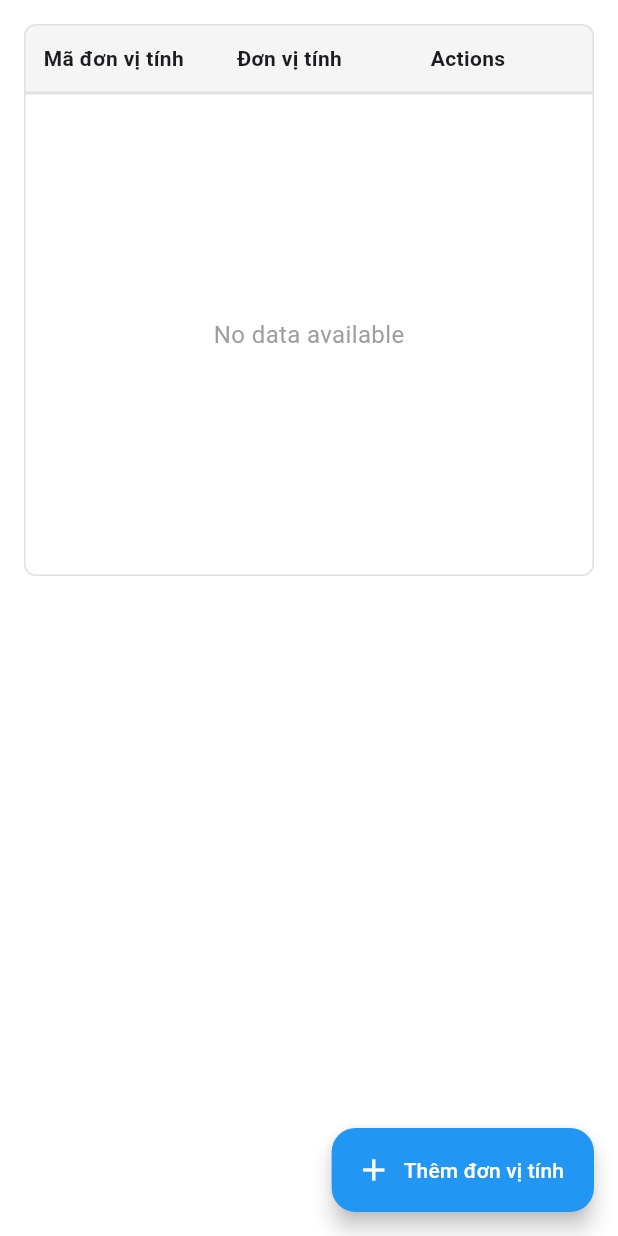
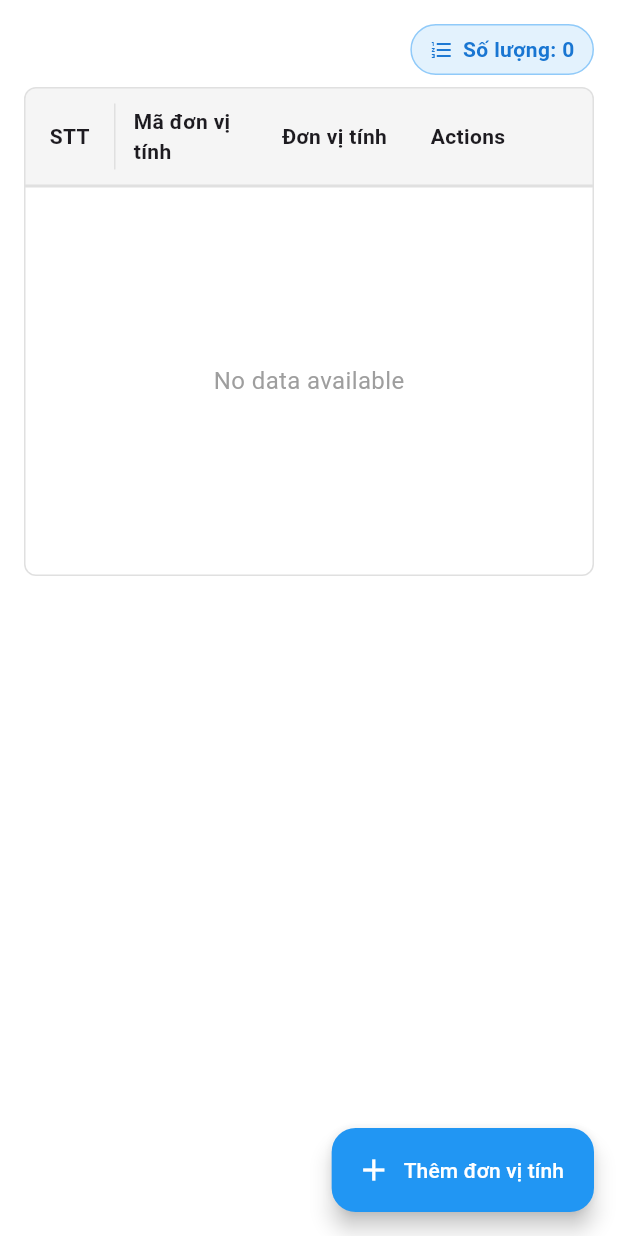
Before and after one commit to GemStore-UIT/gemstore-frontend, a Flutter app: the DonViTinhScreen screen opened directly with empty values, on a phone screen of 412 x 824 dp. Run offline on Flutter 3.47's test engine with Material 3 defaults, Android fonts, the phone set to English and light mode, and no system bars; our stand-ins replace dio, flutter_bloc, go_router; network calls fail.

Commit message:
feat: finish LoaiDichVu Screen with CRUD

```diff
--- /dev/null
+++ b/lib/features/home/loai_dich_vu/bloc/loai_dich_vu_event.dart
@@ -0,0 +1,31 @@
+import 'package:gemstore_frontend/models/loai_dich_vu.dart';
+
+class LoaiDichVuEvent {}
+
+class LoaiDichVuEventStart extends LoaiDichVuEvent {}
+
+class LoaiDichVuEventGetAll extends LoaiDichVuEvent {}
+
+class LoaiDichVuEventCreate extends LoaiDichVuEvent {
+  final String tenLDV;
+  final int donGia;
+  final double traTruoc;
+
+  LoaiDichVuEventCreate({
+    required this.tenLDV,
+    required this.donGia,
+    required this.traTruoc,
+  });
+}
+
+class LoaiDichVuEventUpdate extends LoaiDichVuEvent {
+  final LoaiDichVu loaiDichVu;
+
+  LoaiDichVuEventUpdate({required this.loaiDichVu});
+}
+
+class LoaiDichVuEventDelete extends LoaiDichVuEvent {
+  final String maLDV;
+
+  LoaiDichVuEventDelete({required this.maLDV});
+}
--- /dev/null
+++ b/lib/features/home/loai_dich_vu/bloc/loai_dich_vu_state.dart
@@ -0,0 +1,19 @@
+import 'package:gemstore_frontend/models/loai_dich_vu.dart';
+
+sealed class LoaiDichVuState {}
+
+class LoaiDichVuStateInitial extends LoaiDichVuState {}
+
+class LoaiDichVuStateLoading extends LoaiDichVuState {}
+
+class LoaiDichVuStateUpdated extends LoaiDichVuState {
+  final List<LoaiDichVu> data;
+
+  LoaiDichVuStateUpdated(this.data);
+}
+
+class LoaiDichVuStateFailure extends LoaiDichVuState {
+  final String error;
+
+  LoaiDichVuStateFailure(this.error);
+}
--- /dev/null
+++ b/lib/models/loai_dich_vu.dart
@@ -0,0 +1,50 @@
+import 'package:gemstore_frontend/screens/reusable_widgets/reusable_table_widget.dart';
+
+class LoaiDichVu {
+  final String maLDV;
+  final String tenLDV;
+  final int donGia;
+  final double traTruoc;
+
+  LoaiDichVu({
+    required this.maLDV,
+    required this.tenLDV,
+    required this.donGia,
+    required this.traTruoc,
+  });
+
+  factory LoaiDichVu.fromJson(Map<String, dynamic> json) {
+    return LoaiDichVu(
+      maLDV: json['maLDV'],
+      tenLDV: json['tenLDV'],
+      donGia: json['donGia'],
+      traTruoc: json['traTruoc'],
+    );
+  }
+
+  Map<String, dynamic> toJson() {
+    return {
+      'maLDV': maLDV,
+      'tenLDV': tenLDV,
+      'donGia': donGia,
+      'traTruoc': traTruoc,
+    };
+  }
+
+  static List<LoaiDichVu> fromJsonList(List<dynamic> jsonList) {
+    return jsonList.map((json) => LoaiDichVu.fromJson(json as Map<String, dynamic>)).toList();
+  }
+
+  static List<TableRowData> convertToTableRowData(List<LoaiDichVu> data) {
+    return data.map((ldv) {
+      return TableRowData(
+        id: ldv.maLDV,
+        data: {
+          'name': ldv.tenLDV,
+          'price': ldv.donGia,
+          'prepaid': ldv.traTruoc,
+        },
+      );
+    }).toList();
+  }
+}
--- a/lib/screens/home/view_list/quanlythongtin/nha_cung_cap_screen.dart
+++ b/lib/screens/home/view_list/quanlythongtin/nha_cung_cap_screen.dart
@@ -4,6 +4,7 @@ import 'package:gemstore_frontend/features/home/nha_cung_cap/bloc/nha_cung_cap_b
 import 'package:gemstore_frontend/features/home/nha_cung_cap/bloc/nha_cung_cap_event.dart';
 import 'package:gemstore_frontend/features/home/nha_cung_cap/bloc/nha_cung_cap_state.dart';
 import 'package:gemstore_frontend/models/nha_cung_cap.dart';
+import 'package:gemstore_frontend/screens/reusable_widgets/format_column_data.dart';
 import 'package:gemstore_frontend/screens/reusable_widgets/qltt_create_dialog.dart';
 import 'package:gemstore_frontend/screens/reusable_widgets/reusable_table_widget.dart';
 
@@ -20,8 +21,9 @@ class _NhaCungCapScreenState extends State<NhaCungCapScreen> {
     TableColumn(
       key: 'id',
       header: 'Mã nhà cung cấp',
-      width: 2,
+      width: 1,
       editable: false,
+      customWidget: (value) => FormatColumnData.formatId(value),
     ),
     TableColumn(key: 'name', header: 'Tên nhà cung cấp', width: 2),
     TableColumn(key: 'address', header: 'Địa chỉ', width: 3),
--- a/lib/screens/reusable_widgets/reusable_table_widget.dart
+++ b/lib/screens/reusable_widgets/reusable_table_widget.dart
@@ -471,6 +471,46 @@ class _ReusableTableWidgetState extends State<ReusableTableWidget> {
           padding: widget.padding,
           child: Column(
             children: [
+              // Count display at top right
+              Container(
+                width: double.infinity,
+                margin: const EdgeInsets.only(bottom: 8),
+                child: Row(
+                  mainAxisAlignment: MainAxisAlignment.end,
+                  children: [
+                    Container(
+                      padding: const EdgeInsets.symmetric(
+                        horizontal: 12,
+                        vertical: 6,
+                      ),
+                      decoration: BoxDecoration(
+                        color: Colors.blue[50],
+                        border: Border.all(color: Colors.blue[200]!),
+                        borderRadius: BorderRadius.circular(20),
+                      ),
+                      child: Row(
+                        mainAxisSize: MainAxisSize.min,
+                        children: [
+                          Icon(
+                            Icons.format_list_numbered,
+                            size: 16,
+                            color: Colors.blue[700],
+                          ),
+                          const SizedBox(width: 6),
+                          Text(
+                            'Số lượng: ${widget.data.length}',
+                            style: TextStyle(
+                              fontSize: 14,
+                              color: Colors.blue[700],
+                              fontWeight: FontWeight.w600,
+                            ),
+                          ),
+                        ],
+                      ),
+                    ),
+                  ],
+                ),
+              ),
               // Header
               Container(
                 decoration: BoxDecoration(
@@ -484,6 +524,26 @@ class _ReusableTableWidgetState extends State<ReusableTableWidget> {
                 child: IntrinsicHeight(
                   child: Row(
                     children: [
+                      // STT column header
+                      SizedBox(
+                        width: 60,
+                        child: Container(
+                          padding: const EdgeInsets.all(12),
+                          decoration: BoxDecoration(
+                            border: Border(
+                              right: BorderSide(color: Colors.grey[300]!),
+                            ),
+                          ),
+                          child: const Text(
+                            'STT',
+                            style: TextStyle(
+                              fontWeight: FontWeight.bold,
+                              fontSize: 14,
+                            ),
+                            textAlign: TextAlign.center,
+                          ),
+                        ),
+                      ),
                       ...widget.columns.map(
                         (column) => Expanded(
                           flex: column.width?.toInt() ?? 1,
@@ -527,8 +587,7 @@ class _ReusableTableWidgetState extends State<ReusableTableWidget> {
                       bottomRight: Radius.circular(8),
                     ),
                   ),
-                  child:
-                      widget.data.isEmpty
+                  child: widget.data.isEmpty
                       ? const Center(
                           child: Padding(
                             padding: EdgeInsets.all(20.0),
@@ -550,8 +609,7 @@ class _ReusableTableWidgetState extends State<ReusableTableWidget> {
                             return IntrinsicHeight(
                               child: Container(
                                 decoration: BoxDecoration(
-                                    color:
-                                        index.isEven
+                                  color: index.isEven
                                       ? Colors.white
                                       : Colors.grey[50],
                                   border: Border(
@@ -562,9 +620,29 @@ class _ReusableTableWidgetState extends State<ReusableTableWidget> {
                                   ),
                                 ),
                                 child: Row(
-                                    crossAxisAlignment:
-                                        CrossAxisAlignment.stretch,
+                                  crossAxisAlignment: CrossAxisAlignment.stretch,
                                   children: [
+                                    // STT column
+                                    SizedBox(
+                                      width: 60,
+                                      child: Container(
+                                        alignment: Alignment.center,
+                                        padding: const EdgeInsets.all(8.0),
+                                        decoration: BoxDecoration(
+                                          border: Border(
+                                            right: BorderSide(
+                                                color: Colors.grey[300]!),
+                                          ),
+                                        ),
+                                        child: Text(
+                                          '${index + 1}',
+                                          style: const TextStyle(
+                                            fontSize: 14,
+                                            fontWeight: FontWeight.w500,
+                                          ),
+                                        ),
+                                      ),
+                                    ),
                                     ...widget.columns.map(
                                       (column) => Expanded(
                                         flex: column.width?.toInt() ?? 1,
@@ -592,8 +670,8 @@ class _ReusableTableWidgetState extends State<ReusableTableWidget> {
                                               Material(
                                                 color: Colors.transparent,
                                                 child: InkWell(
-                                                    onTap:
-                                                        () => _showUpdateDialog(
+                                                  onTap: () =>
+                                                      _showUpdateDialog(
                                                     rowData,
                                                   ),
                                                   borderRadius:
@@ -616,8 +694,7 @@ class _ReusableTableWidgetState extends State<ReusableTableWidget> {
                                               Material(
                                                 color: Colors.transparent,
                                                 child: InkWell(
-                                                    onTap:
-                                                        () => _deleteRow(
+                                                  onTap: () => _deleteRow(
                                                     rowData.id,
                                                   ),
                                                   borderRadius:
```
Also changed, not shown: lib/features/home/loai_dich_vu/bloc/loai_dich_vu_bloc.dart (added, +75 -0 lines), lib/features/home/loai_dich_vu/loai_dich_vu_api.dart (added, +55 -0 lines), lib/features/home/loai_dich_vu/loai_dich_vu_repository.dart (added, +40 -0 lines), lib/main.dart (+13 -0 lines), lib/screens/home/home_screen.dart (+19 -15 lines), lib/screens/home/view_list/quanlythongtin/loai_dich_vu_screen.dart (+131 -0 lines), lib/screens/reusable_widgets/format_column_data.dart (added, +17 -0 lines). Lines whose indentation alone changed are shown as unchanged.
